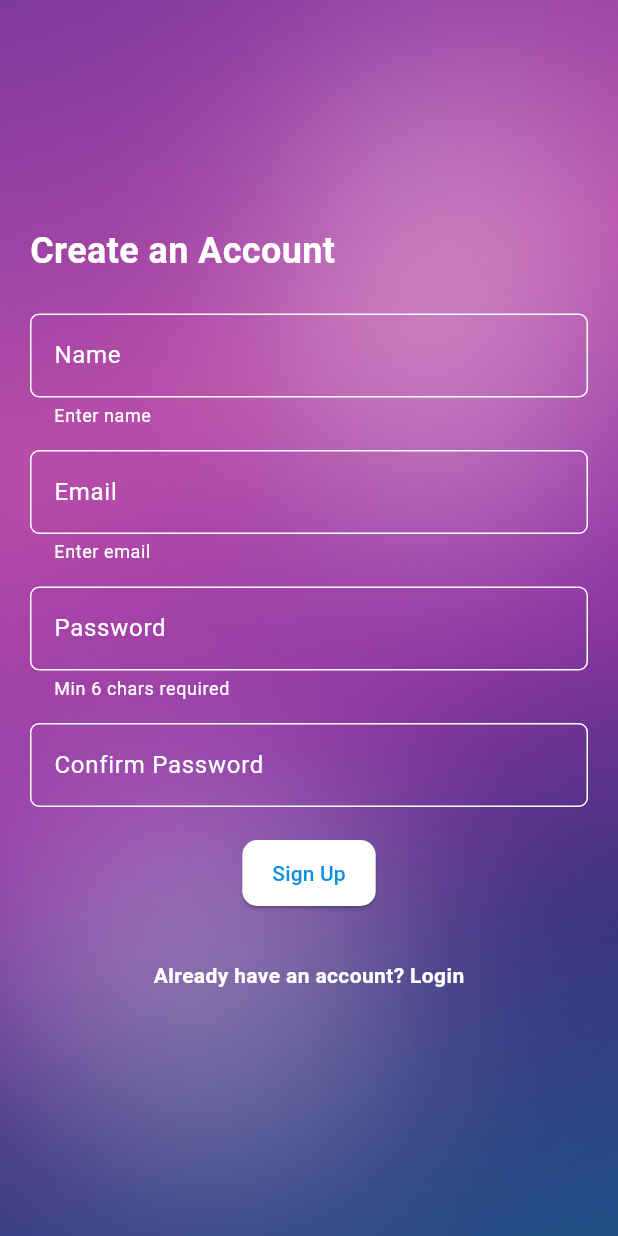
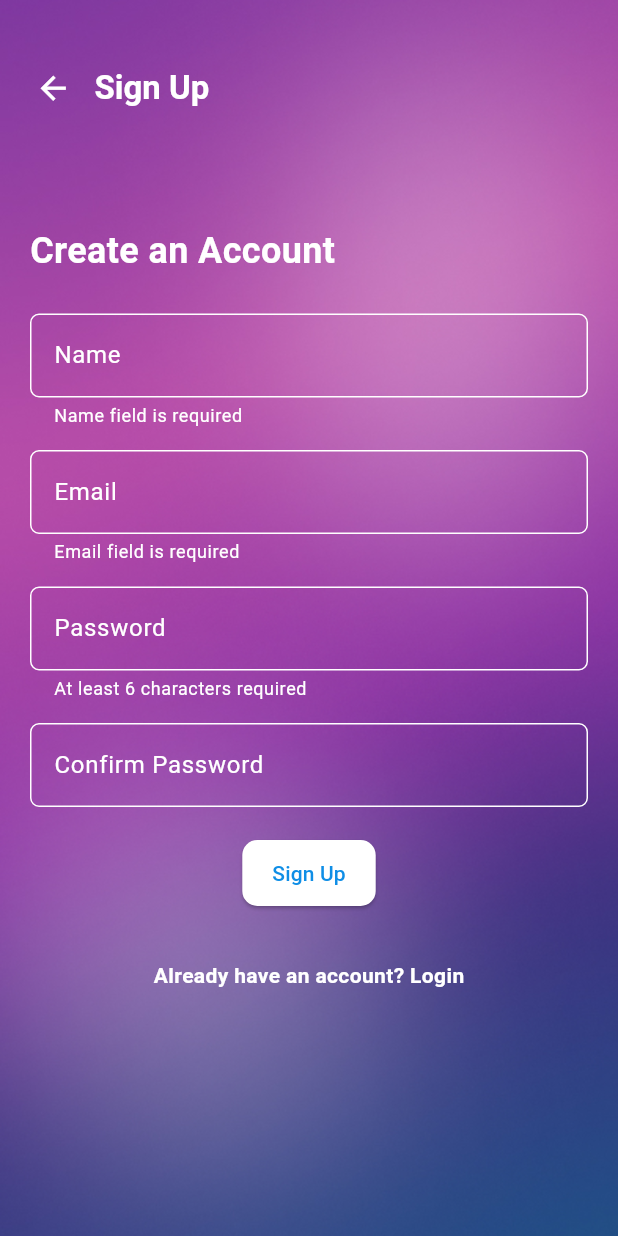
Before and after one commit to sesunarayan/social_media, a Flutter app: the SignupScreen screen opened directly, after a tap on "Sign Up", on a phone screen of 412 x 824 dp. Run offline on Flutter 3.47's test engine with Material 3 defaults, Android fonts, the phone set to English and light mode, and no system bars; our stand-ins replace cached_network_image, cloud_firestore, firebase_auth, firebase_core, firebase_messaging, firebase_storage and 1 more; accounts and stored records are empty.

Commit message:
signup changes

```diff
--- a/lib/main.dart
+++ b/lib/main.dart
@@ -30,7 +30,7 @@ class MyApp extends StatelessWidget {
       ],
       child: MaterialApp(
         debugShowCheckedModeBanner: false,
-        title: 'Social Feed',
+        title: 'Social Media',
         theme: ThemeData(
           colorScheme: ColorScheme.fromSeed(seedColor: Color(0xff0f8ee6)),
           primaryColor: Color(0xff0f8ee6),
--- a/lib/views/screens/login_screen.dart
+++ b/lib/views/screens/login_screen.dart
@@ -64,7 +64,7 @@ class LoginScreenState extends State<LoginScreen> {
                       ),
                     ),
                     validator: (value) =>
-                    value!.isEmpty ? "Email is required" : null,
+                    value!.isEmpty ? "Email field is required" : null,
                   ),
                   const SizedBox(height: 15),
                   TextFormField(
@@ -93,7 +93,7 @@ class LoginScreenState extends State<LoginScreen> {
                       ),
                     ),
                     validator: (value) =>
-                    value!.isEmpty ? "Password is required" : null,
+                    value!.isEmpty ? "Password field is required" : null,
 
                   ),
                   const SizedBox(height: 20),
--- a/lib/views/screens/signup_screen.dart
+++ b/lib/views/screens/signup_screen.dart
@@ -1,6 +1,5 @@
 import 'package:flutter/material.dart';
 import 'package:provider/provider.dart';
-import 'package:social_media/views/screens/login_screen.dart';
 
 import '../../provider/auth_provider.dart';
 
@@ -20,15 +19,18 @@ class SignupScreenState extends State<SignupScreen> {
 
   @override
   Widget build(BuildContext context) {
-    final authVM = Provider.of<AuthProvider>(context);
+    final authProvider = Provider.of<AuthProvider>(context);
     return Scaffold(
       body: Container(
         decoration: BoxDecoration(
+
             image: DecorationImage(
                 fit: BoxFit.cover,
                 image: AssetImage('assets/images/ic_background.jpg'))
         ),
-        child: Center(
+        child: Stack(
+          children: [
+            Center(
               child: SingleChildScrollView(
                 padding: const EdgeInsets.all(20),
                 child: Form(
@@ -65,7 +67,7 @@ class SignupScreenState extends State<SignupScreen> {
                           ),
                         ),
                         validator: (value) =>
-                    value!.isEmpty ? "Enter name" : null,
+                        value!.isEmpty ? "Name field is required" : null,
                       ),
                       const SizedBox(height: 15),
                       TextFormField(
@@ -93,10 +95,9 @@ class SignupScreenState extends State<SignupScreen> {
                         ),
                         validator: (value) {
                           if (value == null || value.isEmpty) {
-                        return "Enter email";
+                            return "Email field is required";
                           }
 
-                      // Simple email regex
                           final emailRegex = RegExp(r'^[\w-\.]+@([\w-]+\.)+[\w-]{2,4}$');
                           if (!emailRegex.hasMatch(value)) {
                             return "Enter a valid email";
@@ -131,7 +132,7 @@ class SignupScreenState extends State<SignupScreen> {
                           ),
                         ),
                         validator: (value) =>
-                    value!.length < 6 ? "Min 6 chars required" : null,
+                        value!.length < 6 ? "At least 6 characters required" : null,
                       ),
                       const SizedBox(height: 15),
                       TextFormField(
@@ -166,11 +167,11 @@ class SignupScreenState extends State<SignupScreen> {
                       ),
                       const SizedBox(height: 20),
                       ElevatedButton(
-                    onPressed: authVM.isLoading
+                        onPressed: authProvider.isLoading
                             ? null
                             : () {
                           if (formKey.currentState!.validate()) {
-                        authVM.signUpUser(
+                            authProvider.signUpUser(
                               name: nameController.text.trim(),
                               email: emailController.text.trim(),
                               password: passwordController.text.trim(),
@@ -178,19 +179,14 @@ class SignupScreenState extends State<SignupScreen> {
                             );
                           }
                         },
-                    child: authVM.isLoading
+                        child: authProvider.isLoading
                             ? const CircularProgressIndicator()
                             : const Text("Sign Up"),
                       ),
                       const SizedBox(height: 20),
                       TextButton(
                         onPressed: () {
-                      Navigator.pushReplacement(
-                        context,
-                        MaterialPageRoute<void>(
-                          builder: (context) => const LoginScreen(),
-                        ),
-                      );
+                          Navigator.pop(context);
                         },
                         child:  Text("Already have an account? Login",
                           style: Theme.of(context).textTheme.bodyMedium?.copyWith(
@@ -204,6 +200,35 @@ class SignupScreenState extends State<SignupScreen> {
                 ),
               ),
             ),
+            Positioned(
+              top: 45,
+                left: 23,
+                child: Row(
+                  children: [
+                    GestureDetector(
+                      onTap: () {
+                        Navigator.pop(context);
+                      },
+                      child: Icon(
+                        Icons.arrow_back,
+                        color: Colors.white,
+                        size: 25,
+                      ),
+                    ),
+                    SizedBox(
+                      width: 15,
+                    ),
+                    Text(
+                      "Sign Up",
+                      style: Theme.of(context).textTheme.titleLarge?.copyWith(
+                        color: Colors.white,
+                        fontWeight: FontWeight.bold
+                      ),
+                    )
+                  ],
+                ))
+          ],
+        ),
       ),
     );
   }
```
Lines whose indentation alone changed are shown as unchanged.
